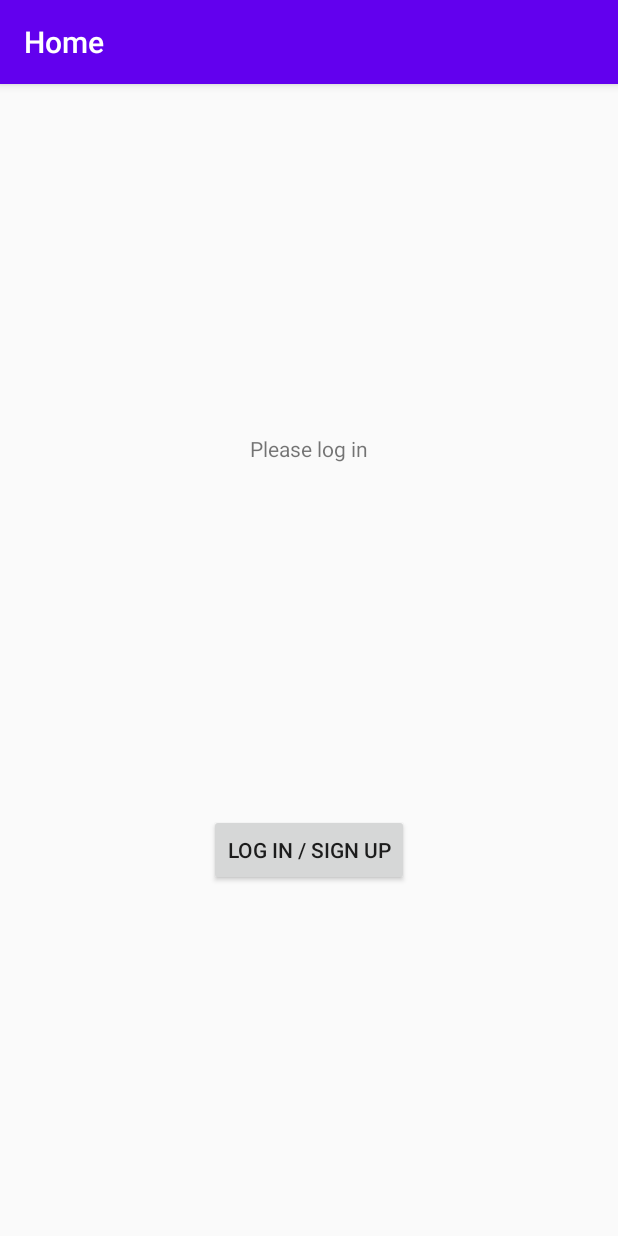
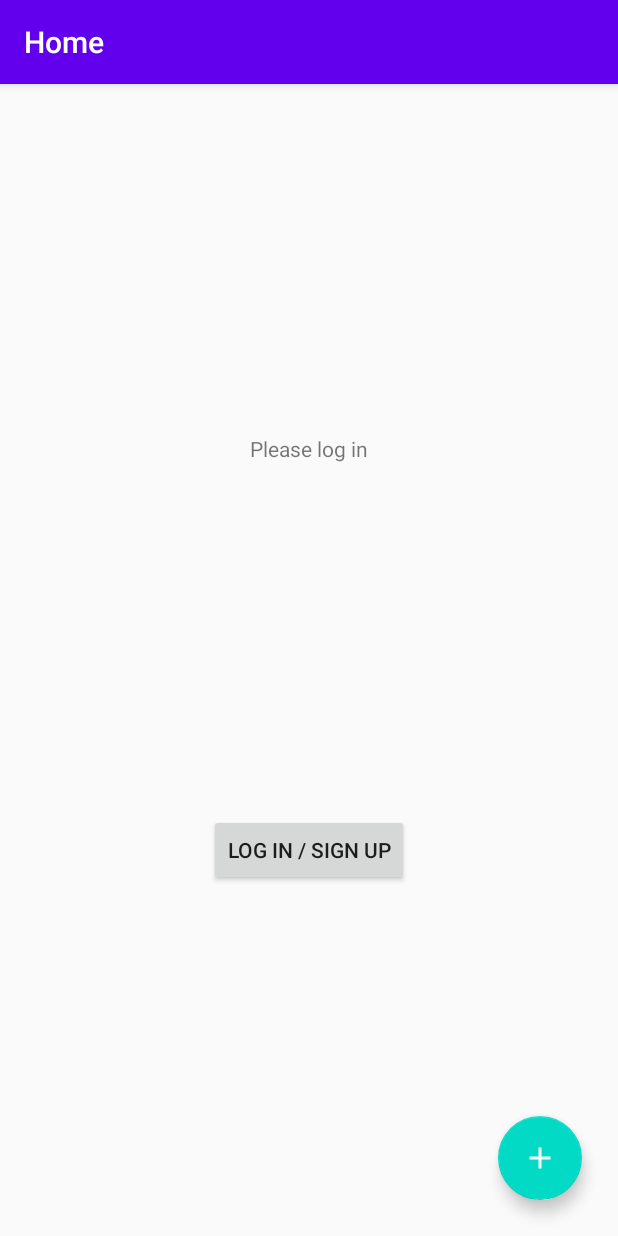
Before and after one commit to SelfFormat/your-random-quotes, an Android app: the screen it shows after launch (MainActivity), on a phone screen of 412 x 824 dp. Run offline under Robolectric (Android 15) with nearby library versions, the phone set to English and light mode, and no system bars; our stand-ins replace Firebase (no records; nobody signed in at launch, a user with empty details on screens opened directly), navigation-ui; libraries missing offline, so code that uses them is left out: com.firebase.ui.

Commit message:
add fab button which navigates to add quote fragment

```diff
--- a/app/src/main/java/com/selfformat/yourrandomquote/LoginFragment.kt
+++ b/app/src/main/java/com/selfformat/yourrandomquote/AddQuoteFragment.kt
@@ -7,7 +7,7 @@ import android.view.ViewGroup
 import androidx.fragment.app.Fragment
 import androidx.fragment.app.viewModels
 
-class LoginFragment : Fragment() {
+class AddQuoteFragment : Fragment() {
 
     private val viewModel: LoginViewModel by viewModels()
 
@@ -15,7 +15,7 @@ class LoginFragment : Fragment() {
         inflater: LayoutInflater, container: ViewGroup?,
         savedInstanceState: Bundle?
     ): View? {
-        return inflater.inflate(R.layout.login_fragment, container, false)
+        return inflater.inflate(R.layout.add_quote_fragment, container, false)
     }
 
     override fun onActivityCreated(savedInstanceState: Bundle?) {
--- a/app/src/main/java/com/selfformat/yourrandomquote/MainFragment.kt
+++ b/app/src/main/java/com/selfformat/yourrandomquote/MainFragment.kt
@@ -35,6 +35,7 @@ class MainFragment : Fragment() {
         logInSignUpButton.setOnClickListener {
             launchSignInFlow()
         }
+        fab.setOnClickListener(navigateToAddQuoteFragment())
     }
 
     override fun onActivityResult(requestCode: Int, resultCode: Int, data: Intent?) {
@@ -126,8 +127,6 @@ class MainFragment : Fragment() {
         const val SIGN_IN_RESULT_CODE = 1001
     }
 
-    fun navigateToLoginFragment() {
-        Navigation.createNavigateOnClickListener(R.id.action_mainFragment_to_loginFragment, null)
-    }
+    private fun navigateToAddQuoteFragment() = Navigation.createNavigateOnClickListener(R.id.action_mainFragment_to_addQuoteFragment, null)
 
 }
--- a/app/src/main/java/com/selfformat/yourrandomquote/MainViewModel.kt
+++ /dev/null
@@ -1,7 +0,0 @@
-package com.selfformat.yourrandomquote
-
-import androidx.lifecycle.ViewModel
-
-class MainViewModel : ViewModel() {
-    // TODO: Implement the ViewModel
-}
--- /dev/null
+++ b/app/src/main/res/drawable/ic_add.xml
@@ -0,0 +1,5 @@
+<vector android:height="24dp"
+    android:viewportHeight="24.0" android:viewportWidth="24.0"
+    android:width="24dp" xmlns:android="http://schemas.android.com/apk/res/android">
+    <path android:fillColor="#FFFFFF" android:pathData="M19,13h-6v6h-2v-6H5v-2h6V5h2v6h6v2z"/>
+</vector>
--- a/app/src/main/res/layout/login_fragment.xml
+++ b/app/src/main/res/layout/add_quote_fragment.xml
@@ -3,7 +3,7 @@
     xmlns:tools="http://schemas.android.com/tools"
     android:layout_width="match_parent"
     android:layout_height="match_parent"
-    tools:context=".LoginFragment">
+    tools:context=".AddQuoteFragment">
 
     <TextView
         android:layout_width="match_parent"
--- a/app/src/main/res/layout/main_fragment.xml
+++ b/app/src/main/res/layout/main_fragment.xml
@@ -26,4 +26,15 @@
         app:layout_constraintStart_toStartOf="parent"
         app:layout_constraintTop_toBottomOf="@+id/welcome" />
 
+    <com.google.android.material.floatingactionbutton.FloatingActionButton
+        android:id="@+id/fab"
+        android:layout_width="wrap_content"
+        android:layout_height="wrap_content"
+        android:layout_gravity="end|bottom"
+        android:layout_margin="24dp"
+        android:contentDescription="@string/add_quote"
+        android:src="@drawable/ic_add"
+        app:layout_constraintBottom_toBottomOf="parent"
+        app:layout_constraintEnd_toEndOf="parent" />
+
 </androidx.constraintlayout.widget.ConstraintLayout>
--- a/app/src/main/res/navigation/nav_graph.xml
+++ b/app/src/main/res/navigation/nav_graph.xml
@@ -11,13 +11,12 @@
         android:label="Home"
         tools:layout="@layout/main_fragment" >
         <action
-            android:id="@+id/action_mainFragment_to_loginFragment"
-            app:destination="@id/loginFragment"
-            app:enterAnim="@android:anim/fade_in" />
+            android:id="@+id/action_mainFragment_to_addQuoteFragment"
+            app:destination="@id/addQuoteFragment" />
     </fragment>
     <fragment
-        android:id="@+id/loginFragment"
-        android:name="com.selfformat.yourrandomquote.LoginFragment"
-        android:label="Log in / Sign up"
-        tools:layout="@layout/login_fragment" />
+        android:id="@+id/addQuoteFragment"
+        android:name="com.selfformat.yourrandomquote.AddQuoteFragment"
+        android:label="Add Quote"
+        tools:layout="@layout/add_quote_fragment" />
 </navigation>
--- a/app/src/main/res/values/strings.xml
+++ b/app/src/main/res/values/strings.xml
@@ -7,4 +7,5 @@
     <string name="welcome_message_authed">Hi %1$s! %2$s.</string>
     <string name="please_log_in">Please log in</string>
     <string name="welcome">Welcome!</string>
+    <string name="add_quote">Add quote</string>
 </resources>
```
